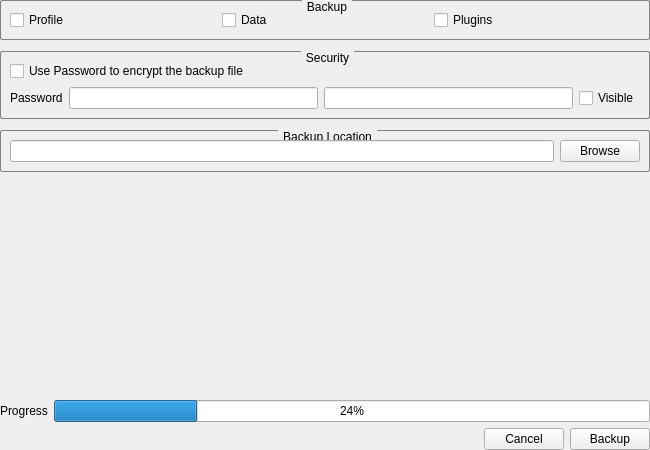
First picture: the form in src/backupmainwindow.ui, repository abnayak/thunder-store, before the edit.
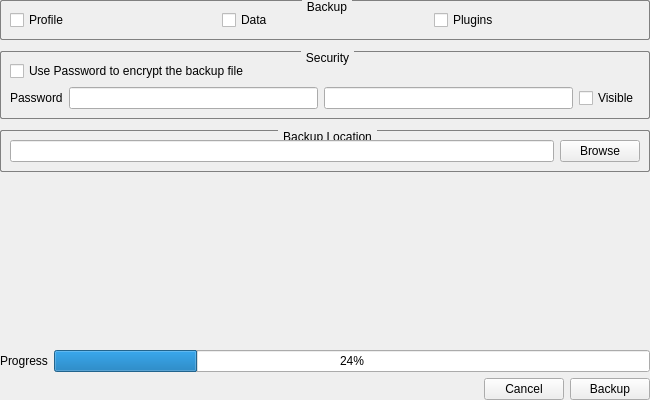
Second picture: the form after the edit.

Commit message: Changed window size from 650x450 to 650x400.

```diff
--- a/src/backupmainwindow.ui
+++ b/src/backupmainwindow.ui
@@ -7,7 +7,7 @@
     <x>0</x>
     <y>0</y>
     <width>650</width>
-    <height>450</height>
+    <height>400</height>
    </rect>
   </property>
   <property name="sizePolicy">
```
Left out of the diff: 4 changed lines with no effect on the pictures. The commit also changes 2 other files.
